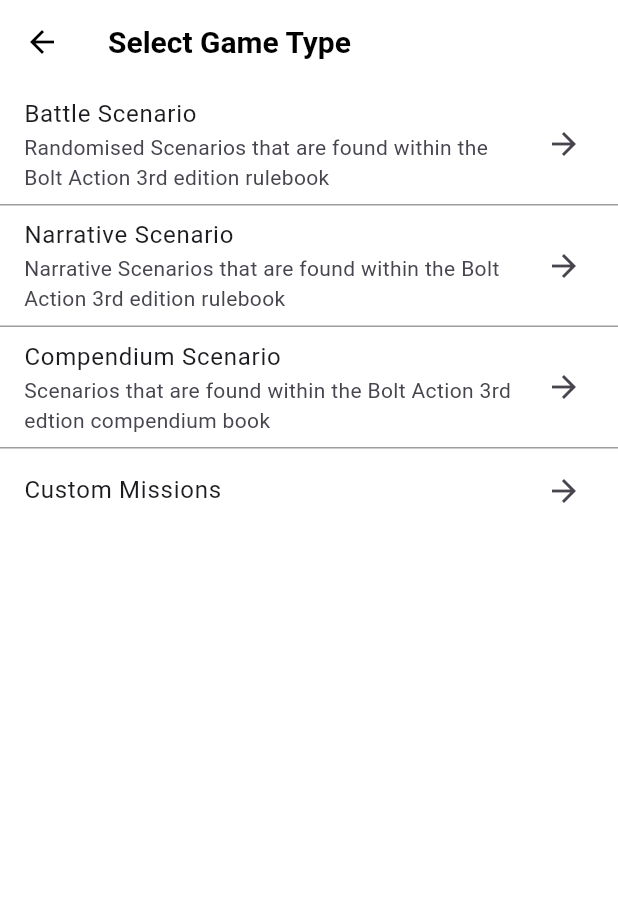
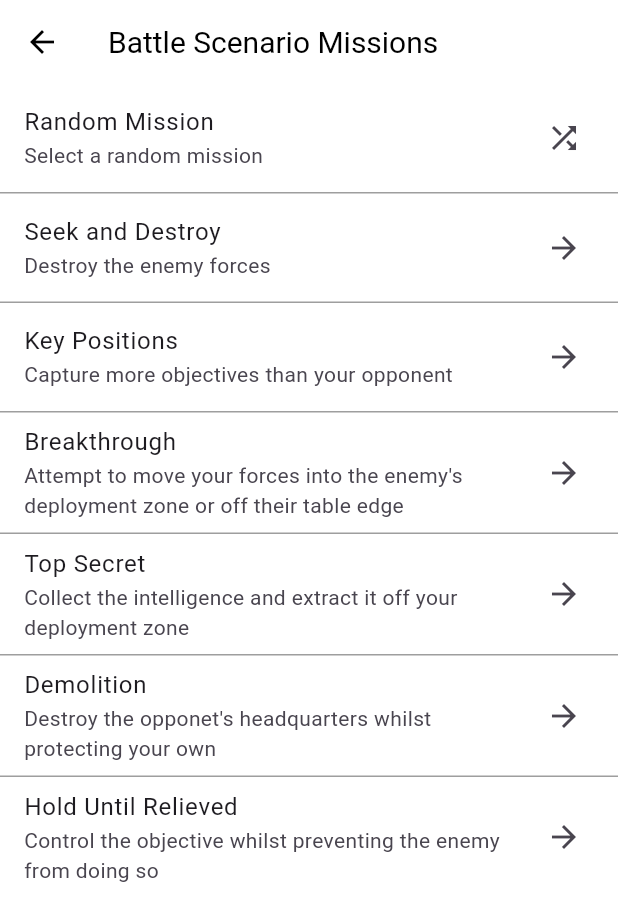
Before and after one commit to AdamBrown04/mad_assessment_baV2, a Flutter app: the Selectgametypescreen screen opened directly, after a tap on "Battle Scenario", on a phone screen of 412 x 824 dp. Shown: the top 921 px of the screen. Run offline on Flutter 3.47's test engine with Material 3 defaults, Android fonts, the phone set to English and light mode, and no system bars; our stand-ins replace sqflite; accounts and stored records are empty.

Commit message:
added functionality to the delete game button, started working on the battle scenario screen

```diff
--- /dev/null
+++ b/lib/widgets/gameSetupWidgets/battleScenarioMissionScreen.dart
@@ -0,0 +1,72 @@
+import 'package:flutter/material.dart';
+
+class Battlescenariomissionscreen extends StatefulWidget {
+  const Battlescenariomissionscreen({super.key});
+
+  @override
+  State<Battlescenariomissionscreen> createState() =>
+      _BattlescenariomissionscreenState();
+}
+
+class _BattlescenariomissionscreenState
+    extends State<Battlescenariomissionscreen> {
+  @override
+  Widget build(BuildContext context) {
+    return Scaffold(
+      appBar: AppBar(title: Text("Battle Scenario Missions")),
+      body: SafeArea(
+          child: Column(
+        children: [
+          ListTile(
+            title: Text("Random Mission"),
+            subtitle: Text("Select a random mission"),
+            trailing: Icon(Icons.shuffle),
+            onTap: () {},
+          ),
+          Divider(height: 1, color: Colors.grey),
+          ListTile(
+            title: Text("Seek and Destroy"),
+            subtitle: Text("Destroy the enemy forces"),
+            trailing: Icon(Icons.arrow_forward),
+            onTap: () {},
+          ),
+          Divider(height: 1, color: Colors.grey),
+          ListTile(
+            title: Text("Key Positions"),
+            subtitle: Text("Capture more objectives than your opponent"),
+            trailing: Icon(Icons.arrow_forward),
+            onTap: () {},
+          ),
+          Divider(height: 1, color: Colors.grey),
+          ListTile(
+            title: Text("Breakthrough"),
+            subtitle: Text("Attempt to move your forces into the enemy's deployment zone or off their table edge"),
+            trailing: Icon(Icons.arrow_forward),
+            onTap: () {},
+          ),
+          Divider(height: 1, color: Colors.grey),
+          ListTile(
+            title: Text("Top Secret"),
+            subtitle: Text("Collect the intelligence and extract it off your deployment zone"),
+            trailing: Icon(Icons.arrow_forward),
+            onTap: () {},
+          ),
+          Divider(height: 1, color: Colors.grey),
+          ListTile(
+            title: Text("Demolition"),
+            subtitle: Text("Destroy the opponet's headquarters whilst protecting your own"),
+            trailing: Icon(Icons.arrow_forward),
+            onTap: () {},
+          ),
+          Divider(height: 1, color: Colors.grey),
+          ListTile(
+            title: Text("Hold Until Relieved"),
+            subtitle: Text("Control the objective whilst preventing the enemy from doing so"),
+            trailing: Icon(Icons.arrow_forward),
+            onTap: () {},
+          ),
+        ],
+      )),
+    );
+  }
+}
--- a/lib/widgets/gameSetupWidgets/newGameScreen.dart
+++ b/lib/widgets/gameSetupWidgets/newGameScreen.dart
@@ -248,7 +248,9 @@ class _NewgamescreenState extends State<Newgamescreen> {
                       borderRadius: BorderRadius.circular(10),
                     ),
                   ),
-                  onPressed: () {},
+                  onPressed: () {
+                    Navigator.pop(context);
+                  },
                   child: Text(
                     "Delete Game",
                     style: TextStyle(fontSize: 20, color: Colors.red),
--- a/lib/widgets/gameSetupWidgets/selectGameTypeScreen.dart
+++ b/lib/widgets/gameSetupWidgets/selectGameTypeScreen.dart
@@ -1,4 +1,5 @@
 import 'package:flutter/material.dart';
+import 'package:mad_assessment_ba/widgets/gameSetupWidgets/battleScenarioMissionScreen.dart';
 import 'package:mad_assessment_ba/widgets/gameSetupWidgets/narrativeScenarioScreen.dart';
 import 'package:mad_assessment_ba/widgets/gameSetupWidgets/setupPlayerDetailsForGameScreen.dart';
 
@@ -25,7 +26,14 @@ class _SelectgametypescreenState extends State<Selectgametypescreen> {
                 subtitle: Text(
                     "Randomised Scenarios that are found within the Bolt Action 3rd edition rulebook"),
                 trailing: Icon(Icons.arrow_forward),
-                onTap: () {},
+                onTap: () {
+                  Navigator.pop(context);
+                  Navigator.push(
+                      context,
+                      MaterialPageRoute(
+                          builder: (context) =>
+                              const Battlescenariomissionscreen()));
+                },
               ),
               Divider(height: 1, color: Colors.grey),
               ListTile(
```
